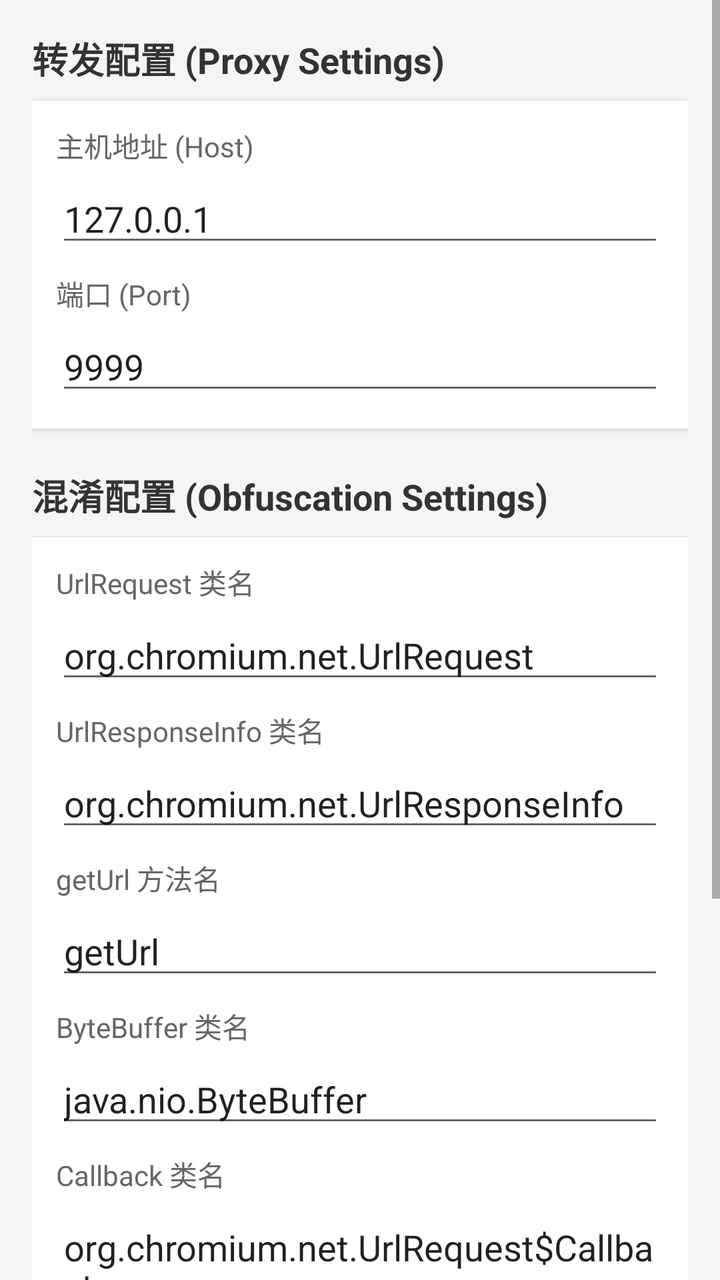
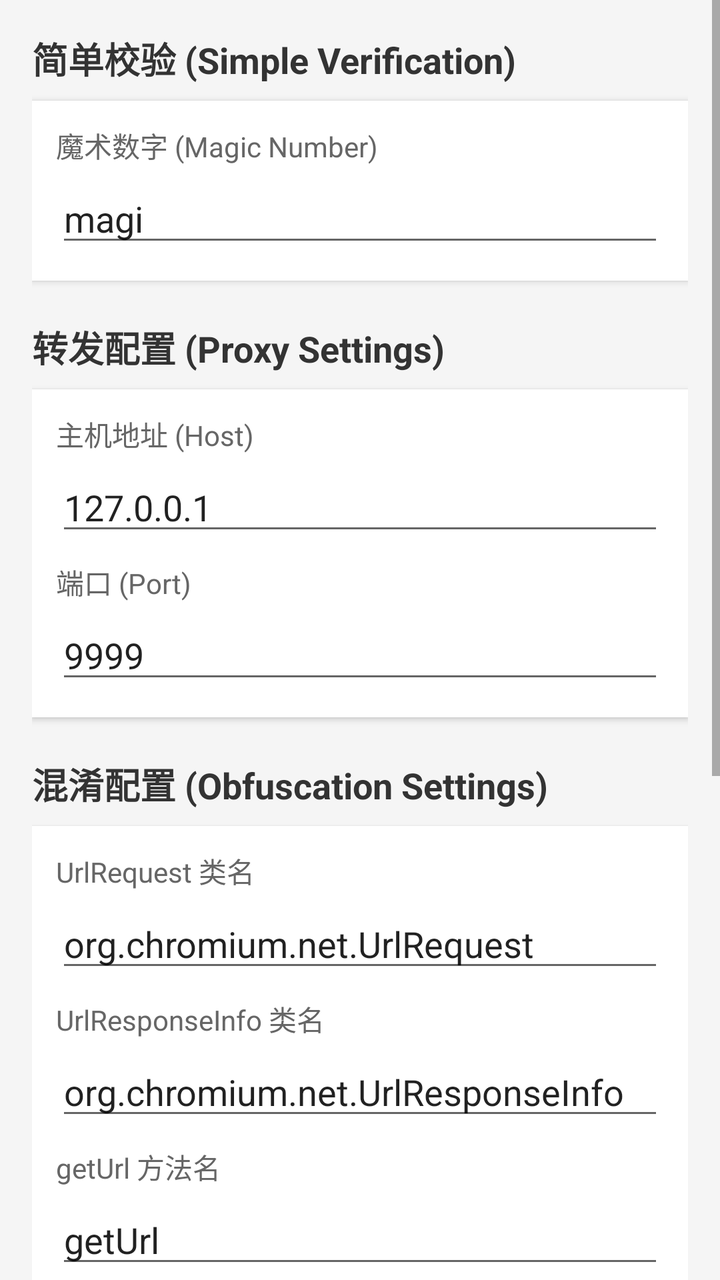

Screens rendered from an Android XML layout before and after an edit, with the pre-edit source and the edit as a unified diff.
<!-- AndroidManifest.xml: application theme Theme.ModernXposedApiDemo -->
<!-- res/layout/activity_main.xml -->
<?xml version="1.0" encoding="utf-8"?>
<ScrollView xmlns:android="http://schemas.android.com/apk/res/android"
    android:layout_width="match_parent"
    android:layout_height="match_parent"
    android:background="#F5F5F5">

    <LinearLayout
        android:layout_width="match_parent"
        android:layout_height="wrap_content"
        android:orientation="vertical"
        android:padding="16dp">

        <TextView
            android:layout_width="wrap_content"
            android:layout_height="wrap_content"
            android:text="转发配置 (Proxy Settings)"
            android:textStyle="bold"
            android:textSize="18sp"
            android:layout_marginBottom="8dp"
            android:textColor="#333333"/>

        <LinearLayout
            android:layout_width="match_parent"
            android:layout_height="wrap_content"
            android:orientation="vertical"
            android:background="@android:color/white"
            android:padding="12dp"
            android:elevation="2dp">

            <TextView
                android:layout_width="wrap_content"
                android:layout_height="wrap_content"
                android:text="主机地址 (Host)"
                android:textColor="#666666"
                android:textSize="14sp"
                android:layout_marginBottom="4dp"/>

            <EditText
                android:id="@+id/et_host"
                android:layout_width="match_parent"
                android:layout_height="wrap_content"
                android:text="127.0.0.1" />

            <TextView
                android:layout_width="wrap_content"
                android:layout_height="wrap_content"
                android:text="端口 (Port)"
                android:textColor="#666666"
                android:textSize="14sp"
                android:layout_marginTop="8dp"
                android:layout_marginBottom="4dp"/>

            <EditText
                android:id="@+id/et_port"
                android:layout_width="match_parent"
                android:layout_height="wrap_content"
                android:text="9999"
                android:inputType="number" />
        </LinearLayout>

        <TextView
            android:layout_width="wrap_content"
            android:layout_height="wrap_content"
            android:text="混淆配置 (Obfuscation Settings)"
            android:textStyle="bold"
            android:textSize="18sp"
            android:layout_marginTop="20dp"
            android:layout_marginBottom="8dp"
            android:textColor="#333333"/>

        <LinearLayout
            android:layout_width="match_parent"
            android:layout_height="wrap_content"
            android:orientation="vertical"
            android:background="@android:color/white"
            android:padding="12dp"
            android:elevation="2dp">

            <TextView
                android:layout_width="wrap_content"
                android:layout_height="wrap_content"
                android:text="UrlRequest 类名"
                android:textColor="#666666"
                android:textSize="14sp"
                android:layout_marginBottom="4dp"/>

            <EditText android:id="@+id/cls_urlrequest" android:layout_width="match_parent" android:layout_height="wrap_content" android:text="org.chromium.net.UrlRequest" />
            
            <TextView
                android:layout_width="wrap_content"
                android:layout_height="wrap_content"
                android:text="UrlResponseInfo 类名"
                android:textColor="#666666"
                android:textSize="14sp"
                android:layout_marginTop="8dp"
                android:layout_marginBottom="4dp"/>

            <EditText android:id="@+id/cls_urlresponseinfo" android:layout_width="match_parent" android:layout_height="wrap_content" android:text="org.chromium.net.UrlResponseInfo" />
            
            <TextView
                android:layout_width="wrap_content"
                android:layout_height="wrap_content"
                android:text="getUrl 方法名"
                android:textColor="#666666"
                android:textSize="14sp"
                android:layout_marginTop="8dp"
                android:layout_marginBottom="4dp"/>

            <EditText android:id="@+id/method_geturl" android:layout_width="match_parent" android:layout_height="wrap_content" android:text="getUrl" />
            
            <TextView
                android:layout_width="wrap_content"
                android:layout_height="wrap_content"
                android:text="ByteBuffer 类名"
                android:textColor="#666666"
                android:textSize="14sp"
                android:layout_marginTop="8dp"
                android:layout_marginBottom="4dp"/>

            <EditText android:id="@+id/cls_bytebuffer" android:layout_width="match_parent" android:layout_height="wrap_content" android:text="java.nio.ByteBuffer" />
            
            <TextView
                android:layout_width="wrap_content"
                android:layout_height="wrap_content"
                android:text="Callback 类名"
                android:textColor="#666666"
                android:textSize="14sp"
                android:layout_marginTop="8dp"
                android:layout_marginBottom="4dp"/>

            <EditText android:id="@+id/cls_callback" android:layout_width="match_parent" android:layout_height="wrap_content" android:text="org.chromium.net.UrlRequest$Callback" />
            
            <TextView
                android:layout_width="wrap_content"
                android:layout_height="wrap_content"
                android:text="onReadCompleted 方法名"
                android:textColor="#666666"
                android:textSize="14sp"
                android:layout_marginTop="8dp"
                android:layout_marginBottom="4dp"/>

            <EditText android:id="@+id/method_onreadcompleted" android:layout_width="match_parent" android:layout_height="wrap_content" android:text="onReadCompleted" />
            
            <TextView
                android:layout_width="wrap_content"
                android:layout_height="wrap_content"
                android:text="onSucceeded 方法名"
                android:textColor="#666666"
                android:textSize="14sp"
                android:layout_marginTop="8dp"
                android:layout_marginBottom="4dp"/>

            <EditText android:id="@+id/method_onsucceeded" android:layout_width="match_parent" android:layout_height="wrap_content" android:text="onSucceeded" />

        </LinearLayout>

        <LinearLayout
            android:layout_width="match_parent"
            android:layout_height="wrap_content"
            android:orientation="horizontal"
            android:layout_marginTop="24dp"
            android:weightSum="2">

            <Button
                android:id="@+id/btn_reset"
                android:layout_width="0dp"
                android:layout_height="wrap_content"
                android:layout_weight="1"
                android:layout_marginEnd="8dp"
                android:text="重置配置"
                android:backgroundTint="#FF5722"
                android:textColor="@android:color/white"/>

            <Button
                android:id="@+id/btn_save"
                android:layout_width="0dp"
                android:layout_height="wrap_content"
                android:layout_weight="1"
                android:layout_marginStart="8dp"
                android:text="保存配置并同步"
                android:backgroundTint="#2196F3"
                android:textColor="@android:color/white"/>

        </LinearLayout>

    </LinearLayout>
</ScrollView>
<!-- resources referenced by this layout -->
<resources>
  <style name="Theme.ModernXposedApiDemo" parent="Theme.MaterialComponents.DayNight.DarkActionBar">
          
          <item name="colorPrimary">@color/purple_500</item>
          <item name="colorPrimaryVariant">@color/purple_700</item>
          <item name="colorOnPrimary">@color/white</item>
          
          <item name="colorSecondary">@color/teal_200</item>
          <item name="colorSecondaryVariant">@color/teal_700</item>
          <item name="colorOnSecondary">@color/black</item>
          
          <item name="android:statusBarColor">?attr/colorPrimaryVariant</item>
          
      </style>
  <color name="purple_500">#FF6200EE</color>
  <color name="purple_700">#FF3700B3</color>
  <color name="white">#FFFFFFFF</color>
  <color name="teal_200">#FF03DAC5</color>
  <color name="teal_700">#FF018786</color>
  <color name="black">#FF000000</color>
</resources>

<!-- the commit's change to res/layout/activity_main.xml (unified diff, before → after) -->
@@ -9,6 +9,40 @@
         android:layout_height="wrap_content"
         android:orientation="vertical"
         android:padding="16dp">
+
+        <TextView
+            android:layout_width="wrap_content"
+            android:layout_height="wrap_content"
+            android:text="简单校验 (Simple Verification)"
+            android:textStyle="bold"
+            android:textSize="18sp"
+            android:layout_marginBottom="8dp"
+            android:textColor="#333333"/>
+
+        <LinearLayout
+            android:layout_width="match_parent"
+            android:layout_height="wrap_content"
+            android:orientation="vertical"
+            android:background="@android:color/white"
+            android:padding="12dp"
+            android:elevation="2dp"
+            android:layout_marginBottom="20dp">
+
+            <TextView
+                android:layout_width="wrap_content"
+                android:layout_height="wrap_content"
+                android:text="魔术数字 (Magic Number)"
+                android:textColor="#666666"
+                android:textSize="14sp"
+                android:layout_marginBottom="4dp"/>
+
+            <EditText
+                android:id="@+id/et_magic_number"
+                android:layout_width="match_parent"
+                android:layout_height="wrap_content"
+                android:text="magi"
+                android:inputType="number" />
+        </LinearLayout>
 
         <TextView
             android:layout_width="wrap_content"
